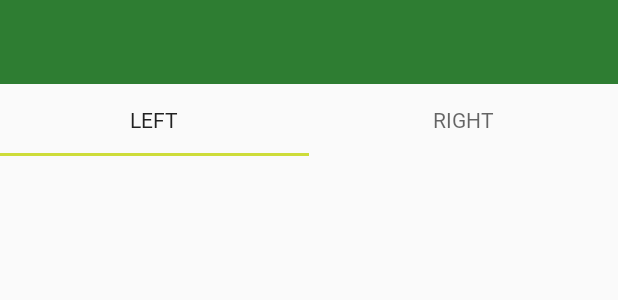
After one commit to FJAranda/Find4SportApp, an Android app: the layout activity_planing.xml on its own in the app's theme, with its tools: preview values and no code run, on a phone screen of 412 x 824 dp. The commit adds this screen. Shown: the top 300 px of the screen. Run offline under Robolectric (Android 15) with nearby library versions, the phone set to English and light mode, and no system bars.

Commit message:
Created PlaningActivity, app style changed.

```diff
--- a/app/build.gradle
+++ b/app/build.gradle
@@ -24,4 +24,5 @@ dependencies {
     implementation 'com.android.support.constraint:constraint-layout:1.0.2'
     testImplementation 'junit:junit:4.12'
     androidTestImplementation 'com.android.support.test:runner:1.0.1'
+    implementation 'com.android.support:design:26.1.0'
 }
--- a/app/src/main/AndroidManifest.xml
+++ b/app/src/main/AndroidManifest.xml
@@ -8,7 +8,7 @@
         android:label="@string/app_name"
         android:roundIcon="@mipmap/ic_launcher_round"
         android:supportsRtl="true"
-        android:theme="@style/AppTheme">
+        android:theme="@style/find4sportstyle">
         <activity android:name=".SplashActivity">
             <intent-filter>
                 <action android:name="android.intent.action.MAIN" />
@@ -17,7 +17,8 @@
             </intent-filter>
         </activity>
         <activity android:name=".LoginActivity" />
-        <activity android:name=".SignUpActivity"></activity>
+        <activity android:name=".SignUpActivity" />
+        <activity android:name=".PlaningActivity"></activity>
     </application>
 
 </manifest>
--- a/app/src/main/res/layout/activity_login.xml
+++ b/app/src/main/res/layout/activity_login.xml
@@ -25,7 +25,7 @@
         android:layout_marginEnd="8dp"
         android:layout_marginStart="8dp"
         android:layout_marginTop="8dp"
-        android:background="@color/colorBackground"
+        android:background="@android:color/transparent"
         android:contentDescription="@string/cdLoginLogo"
         android:scaleType="fitCenter"
         app:layout_constraintEnd_toEndOf="parent"
@@ -69,6 +69,7 @@
         android:layout_marginBottom="24dp"
         android:layout_marginEnd="8dp"
         android:layout_marginStart="8dp"
+        android:backgroundTint="@color/colorAccent"
         android:text="@string/btnLoginEntrar"
         app:layout_constraintBottom_toTopOf="@+id/btnFacebookLogin"
         app:layout_constraintEnd_toEndOf="parent"
--- /dev/null
+++ b/app/src/main/res/layout/activity_planing.xml
@@ -0,0 +1,47 @@
+<?xml version="1.0" encoding="utf-8"?>
+<android.support.constraint.ConstraintLayout xmlns:android="http://schemas.android.com/apk/res/android"
+    xmlns:app="http://schemas.android.com/apk/res-auto"
+    xmlns:tools="http://schemas.android.com/tools"
+    android:layout_width="match_parent"
+    android:layout_height="match_parent"
+    tools:context="find4sport.com.find4sport.PlaningActivity">
+
+    <android.support.v7.widget.Toolbar
+        android:id="@+id/tbPlaning"
+        android:layout_width="match_parent"
+        android:layout_height="wrap_content"
+        android:background="?attr/colorPrimary"
+        android:minHeight="?attr/actionBarSize"
+        android:theme="?attr/actionBarTheme"
+        app:layout_constraintEnd_toEndOf="parent"
+        app:layout_constraintStart_toStartOf="parent"
+        app:layout_constraintTop_toTopOf="parent" />
+
+    <android.support.design.widget.TabLayout
+        android:id="@+id/tlPlaning"
+        android:layout_width="0dp"
+        android:layout_height="wrap_content"
+        app:layout_constraintEnd_toEndOf="parent"
+        app:layout_constraintStart_toStartOf="parent"
+        app:layout_constraintTop_toBottomOf="@+id/tbPlaning">
+
+        <android.support.design.widget.TabItem
+            android:layout_width="match_parent"
+            android:layout_height="wrap_content"
+            android:text="Left" />
+
+        <android.support.design.widget.TabItem
+            android:layout_width="match_parent"
+            android:layout_height="match_parent"
+            android:text="Right" />
+    </android.support.design.widget.TabLayout>
+
+    <android.support.v7.widget.RecyclerView
+        android:id="@+id/rvQuedadas"
+        android:layout_width="344dp"
+        android:layout_height="0dp"
+        app:layout_constraintBottom_toBottomOf="parent"
+        app:layout_constraintEnd_toEndOf="parent"
+        app:layout_constraintStart_toStartOf="parent"
+        app:layout_constraintTop_toBottomOf="@+id/tlPlaning" />
+</android.support.constraint.ConstraintLayout>
--- a/app/src/main/res/layout/activity_sign_up.xml
+++ b/app/src/main/res/layout/activity_sign_up.xml
@@ -37,6 +37,7 @@
         android:layout_marginEnd="8dp"
         android:layout_marginStart="8dp"
         android:layout_marginTop="8dp"
+        android:visibility="visible"
         app:layout_constraintBottom_toBottomOf="parent"
         app:layout_constraintEnd_toEndOf="parent"
         app:layout_constraintStart_toStartOf="parent"
@@ -63,6 +64,7 @@
         android:layout_marginEnd="8dp"
         android:layout_marginStart="8dp"
         android:layout_marginTop="8dp"
+        android:visibility="gone"
         app:layout_constraintBottom_toBottomOf="parent"
         app:layout_constraintEnd_toEndOf="parent"
         app:layout_constraintStart_toStartOf="parent"
@@ -76,7 +78,7 @@
             android:layout_marginEnd="8dp"
             android:layout_marginStart="8dp"
             android:layout_marginTop="8dp"
-            android:visibility="gone"
+            android:visibility="visible"
             app:layout_constraintBottom_toBottomOf="parent"
             app:layout_constraintEnd_toEndOf="parent"
             app:layout_constraintStart_toStartOf="parent"
--- a/app/src/main/res/values/styles.xml
+++ b/app/src/main/res/values/styles.xml
@@ -8,4 +8,8 @@
         <item name="colorAccent">@color/colorAccent</item>
     </style>
 
+    <style name="find4sportstyle" parent="AppTheme">
+        <item name="android:fontFamily">@font/aqua</item>
+    </style>
+
 </resources>
```
Also changed, not shown: app/src/main/java/find4sport/com/find4sport/LoginActivity.java (+11 -0 lines), app/src/main/java/find4sport/com/find4sport/PlaningActivity.java (added, +19 -0 lines), app/src/main/java/find4sport/com/find4sport/SignUpActivity.java (+25 -0 lines), app/src/main/res/layout/sportcentre_signup.xml (+90 -3 lines), app/src/main/res/drawable/gallery.png (added).
